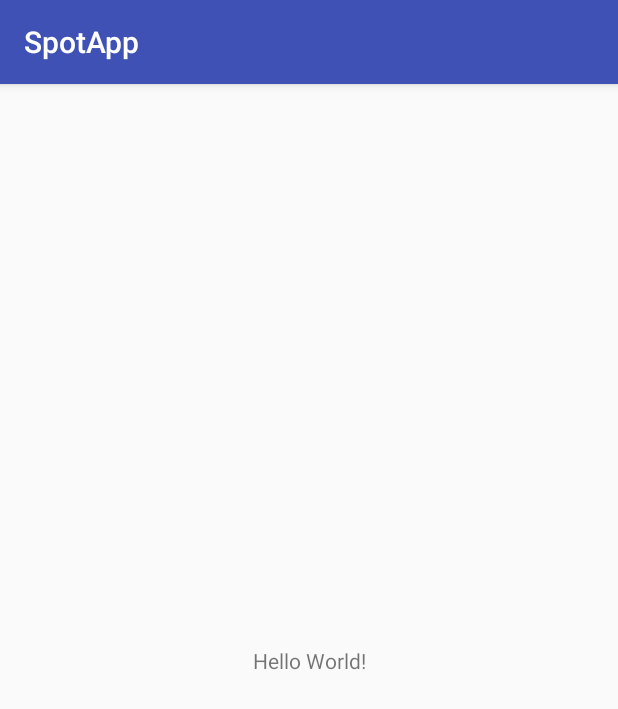
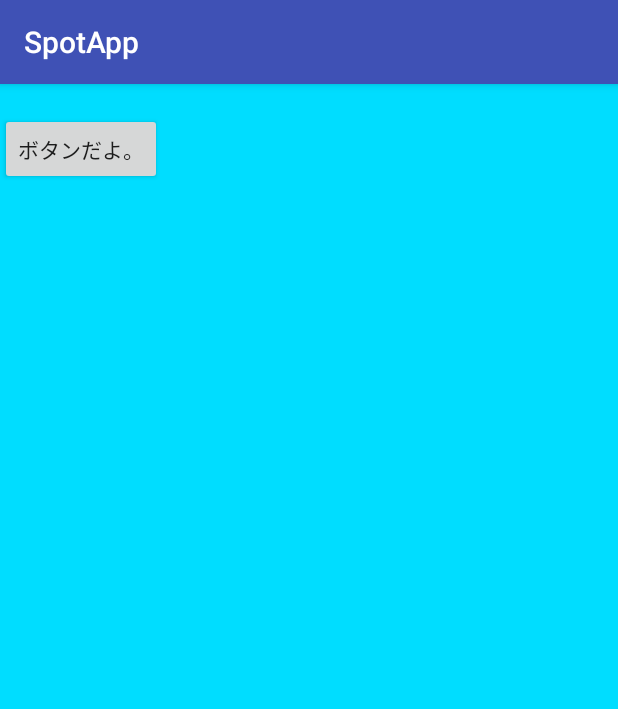
Before and after one commit to yuutarou22/SpotApp, an Android app: the screen it shows after launch (MainActivity), on a phone screen of 412 x 824 dp. Shown: the top 709 px of the screen. Run offline under Robolectric (Android 15) with nearby library versions, the phone set to English and light mode, and no system bars.

Commit message:
0002-Pager実装確認。ボタンを押すとテキストが表示される機能も実装。

```diff
--- a/app/build.gradle
+++ b/app/build.gradle
@@ -22,6 +22,7 @@ dependencies {
     implementation fileTree(dir: 'libs', include: ['*.jar'])
     implementation 'com.android.support:appcompat-v7:28.0.0'
     implementation 'com.android.support.constraint:constraint-layout:1.1.3'
+    implementation 'com.android.support:support-v4:28.0.0'
     testImplementation 'junit:junit:4.12'
     androidTestImplementation 'com.android.support.test:runner:1.0.2'
     androidTestImplementation 'com.android.support.test.espresso:espresso-core:3.0.2'
--- /dev/null
+++ b/app/src/main/java/com/example/yutaroapp/spotapp/FragmentPagerAdapter.java
@@ -0,0 +1,35 @@
+package com.example.yutaroapp.spotapp;
+
+import android.annotation.SuppressLint;
+import android.support.v4.app.Fragment;
+import android.support.v4.app.FragmentManager;
+
+public class FragmentPagerAdapter extends android.support.v4.app.FragmentPagerAdapter{
+  public FragmentPagerAdapter(FragmentManager fm) {
+    super(fm);
+  }
+
+  @SuppressLint("ResourceAsColor")
+  @Override
+  public Fragment getItem(int position) {
+    switch (position) {
+      case 0:
+        return MainFragment.newInstance(android.R.color.holo_blue_bright);
+      case 1:
+        return MainFragment.newInstance(android.R.color.holo_green_light);
+      case 2:
+        return MainFragment.newInstance(android.R.color.holo_red_dark);
+    }
+    return null;
+  }
+
+  @Override
+  public int getCount() {
+    return 3;
+  }
+
+  @Override
+  public CharSequence getPageTitle(int position) {
+    return "ページ" + (position + 1);
+  }
+}
--- a/app/src/main/java/com/example/yutaroapp/spotapp/MainActivity.java
+++ b/app/src/main/java/com/example/yutaroapp/spotapp/MainActivity.java
@@ -1,13 +1,25 @@
 package com.example.yutaroapp.spotapp;
 
+import android.support.v4.app.FragmentManager;
+import android.support.v4.view.ViewPager;
 import android.support.v7.app.AppCompatActivity;
 import android.os.Bundle;
+import android.widget.Toolbar;
 
 public class MainActivity extends AppCompatActivity {
+  private Toolbar toolbar;
 
   @Override
   protected void onCreate(Bundle savedInstanceState) {
     super.onCreate(savedInstanceState);
     setContentView(R.layout.activity_main);
+    setViews();
+  }
+
+  private void setViews() {
+    FragmentManager manager = getSupportFragmentManager();
+    ViewPager viewPager = (ViewPager) findViewById(R.id.viewPager);
+    FragmentPagerAdapter adapter = new FragmentPagerAdapter(manager);
+    viewPager.setAdapter(adapter);
   }
 }
--- /dev/null
+++ b/app/src/main/java/com/example/yutaroapp/spotapp/MainFragment.java
@@ -0,0 +1,46 @@
+package com.example.yutaroapp.spotapp;
+
+import android.os.Bundle;
+import android.support.annotation.ColorInt;
+import android.support.v4.app.Fragment;
+import android.view.LayoutInflater;
+import android.view.View;
+import android.view.ViewGroup;
+import android.widget.Button;
+import android.widget.LinearLayout;
+import android.widget.TextView;
+
+
+public class MainFragment extends Fragment {
+  private final static String BACKGROUND_COLOR = "background_color";
+
+  public static MainFragment newInstance(@ColorInt int IdRes) {
+    MainFragment frag = new MainFragment();
+    Bundle b = new Bundle();
+    b.putInt(BACKGROUND_COLOR, IdRes);
+    frag.setArguments(b);
+    return frag;
+  }
+
+  @Override
+  public void onCreate(Bundle savedInstanceState) {
+    super.onCreate(savedInstanceState);
+  }
+
+  @Override
+  public View onCreateView(LayoutInflater inflater, ViewGroup container, Bundle savedInstanceState) {
+    View view = inflater.inflate(R.layout.fragment_main, null);
+    final TextView textView = (TextView) view.findViewById(R.id.text_view);
+    Button button = (Button) view.findViewById(R.id.button);
+    button.setOnClickListener(new View.OnClickListener() {
+      @Override
+      public void onClick(View v) {
+        textView.setText( textView.getText() + "押したね？");
+      }
+    });
+    LinearLayout linearLayout = (LinearLayout) view.findViewById(R.id.fragment_main_linearlayout);
+    linearLayout.setBackgroundResource(getArguments().getInt(BACKGROUND_COLOR));
+
+    return view;
+  }
+}
--- a/app/src/main/res/layout/activity_main.xml
+++ b/app/src/main/res/layout/activity_main.xml
@@ -1,19 +1,15 @@
 <?xml version="1.0" encoding="utf-8"?>
 <android.support.constraint.ConstraintLayout
     xmlns:android="http://schemas.android.com/apk/res/android"
-    xmlns:app="http://schemas.android.com/apk/res-auto"
     xmlns:tools="http://schemas.android.com/tools"
     android:layout_width="match_parent"
     android:layout_height="match_parent"
     tools:context=".MainActivity">
 
-    <TextView
-        android:layout_width="wrap_content"
-        android:layout_height="wrap_content"
-        android:text="Hello World!"
-        app:layout_constraintBottom_toBottomOf="parent"
-        app:layout_constraintLeft_toLeftOf="parent"
-        app:layout_constraintRight_toRightOf="parent"
-        app:layout_constraintTop_toTopOf="parent"/>
+<android.support.v4.view.ViewPager
+    android:id="@+id/viewPager"
+    android:layout_width="match_parent"
+    android:layout_height="match_parent"
+    />
 
 </android.support.constraint.ConstraintLayout>
--- /dev/null
+++ b/app/src/main/res/layout/fragment_main.xml
@@ -0,0 +1,20 @@
+<?xml version="1.0" encoding="utf-8"?>
+<LinearLayout xmlns:android="http://schemas.android.com/apk/res/android"
+              android:id="@+id/fragment_main_linearlayout"
+              android:orientation="vertical"
+              android:layout_width="match_parent"
+              android:layout_height="match_parent">
+
+    <TextView
+        android:id="@+id/text_view"
+        android:text=""
+        android:layout_width="wrap_content"
+        android:layout_height="wrap_content"/>
+
+    <Button
+        android:id="@+id/button"
+        android:text="ボタンだよ。"
+        android:layout_width="wrap_content"
+        android:layout_height="wrap_content"/>
+
+</LinearLayout>
```
